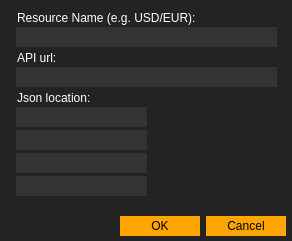
This is configitem.ui in Acria-Network/Acria-Oracle-Node-Qt as Qt 5 draws it before an edit. The edited form follows.
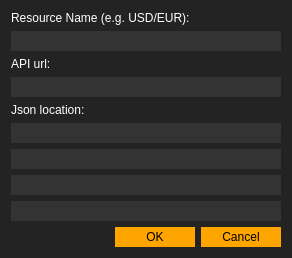
This is the edited form. Icons and pictures are not drawn.

```diff
--- a/configitem.ui
+++ b/configitem.ui
@@ -21,17 +21,153 @@
    <string notr="true">background-color:#232323;
 color:white;</string>
   </property>
-  <widget class="QDialogButtonBox" name="buttonBox_1">
-   <property name="geometry">
-    <rect>
-     <x>25</x>
-     <y>210</y>
-     <width>261</width>
-     <height>32</height>
-    </rect>
-   </property>
-   <property name="styleSheet">
-    <string notr="true">background-color:white;
+  <layout class="QVBoxLayout" name="verticalLayout">
+   <item>
+    <widget class="QLabel" name="label">
+     <property name="text">
+      <string>Resource Name (e.g. USD/EUR):</string>
+     </property>
+     <property name="alignment">
+      <set>Qt::AlignBottom|Qt::AlignLeading|Qt::AlignLeft</set>
+     </property>
+    </widget>
+   </item>
+   <item>
+    <widget class="QLineEdit" name="lineEdit_resource_name">
+     <property name="minimumSize">
+      <size>
+       <width>0</width>
+       <height>20</height>
+      </size>
+     </property>
+     <property name="styleSheet">
+      <string notr="true">background-color:#333333;</string>
+     </property>
+     <property name="frame">
+      <bool>false</bool>
+     </property>
+    </widget>
+   </item>
+   <item>
+    <widget class="QLabel" name="label_2">
+     <property name="text">
+      <string>API url:</string>
+     </property>
+     <property name="alignment">
+      <set>Qt::AlignBottom|Qt::AlignLeading|Qt::AlignLeft</set>
+     </property>
+    </widget>
+   </item>
+   <item>
+    <widget class="QLineEdit" name="lineEdit_2_api_url">
+     <property name="minimumSize">
+      <size>
+       <width>0</width>
+       <height>20</height>
+      </size>
+     </property>
+     <property name="styleSheet">
+      <string notr="true">background-color:#333333;</string>
+     </property>
+     <property name="text">
+      <string/>
+     </property>
+     <property name="frame">
+      <bool>false</bool>
+     </property>
+    </widget>
+   </item>
+   <item>
+    <widget class="QLabel" name="label_3">
+     <property name="text">
+      <string>Json location:</string>
+     </property>
+     <property name="alignment">
+      <set>Qt::AlignBottom|Qt::AlignLeading|Qt::AlignLeft</set>
+     </property>
+    </widget>
+   </item>
+   <item>
+    <widget class="QLineEdit" name="lineEdit_json1">
+     <property name="minimumSize">
+      <size>
+       <width>0</width>
+       <height>20</height>
+      </size>
+     </property>
+     <property name="styleSheet">
+      <string notr="true">background-color:#333333;</string>
+     </property>
+     <property name="frame">
+      <bool>false</bool>
+     </property>
+    </widget>
+   </item>
+   <item>
+    <widget class="QLineEdit" name="lineEdit_json2">
+     <property name="minimumSize">
+      <size>
+       <width>0</width>
+       <height>20</height>
+      </size>
+     </property>
+     <property name="styleSheet">
+      <string notr="true">background-color:#333333;</string>
+     </property>
+     <property name="frame">
+      <bool>false</bool>
+     </property>
+    </widget>
+   </item>
+   <item>
+    <widget class="QLineEdit" name="lineEdit_json3">
+     <property name="minimumSize">
+      <size>
+       <width>0</width>
+       <height>20</height>
+      </size>
+     </property>
+     <property name="styleSheet">
+      <string notr="true">background-color:#333333;</string>
+     </property>
+     <property name="frame">
+      <bool>false</bool>
+     </property>
+    </widget>
+   </item>
+   <item>
+    <widget class="QLineEdit" name="lineEdit_json4">
+     <property name="minimumSize">
+      <size>
+       <width>0</width>
+       <height>20</height>
+      </size>
+     </property>
+     <property name="styleSheet">
+      <string notr="true">background-color:#333333;</string>
+     </property>
+     <property name="frame">
+      <bool>false</bool>
+     </property>
+    </widget>
+   </item>
+   <item>
+    <spacer name="verticalSpacer">
+     <property name="orientation">
+      <enum>Qt::Vertical</enum>
+     </property>
+     <property name="sizeHint" stdset="0">
+      <size>
+       <width>20</width>
+       <height>40</height>
+      </size>
+     </property>
+    </spacer>
+   </item>
+   <item>
+    <widget class="QDialogButtonBox" name="buttonBox_1">
+     <property name="styleSheet">
+      <string notr="true">background-color:white;
 color:black;
 border: none;
 /*padding:30px;*/
@@ -39,152 +175,16 @@
 padding-top:3px;
 padding-bottom:3px;
 background-color:orange;</string>
-   </property>
-   <property name="orientation">
-    <enum>Qt::Horizontal</enum>
-   </property>
-   <property name="standardButtons">
-    <set>QDialogButtonBox::Cancel|QDialogButtonBox::Ok</set>
-   </property>
-  </widget>
-  <widget class="QLineEdit" name="lineEdit_resource_name">
-   <property name="geometry">
-    <rect>
-     <x>16</x>
-     <y>27</y>
-     <width>261</width>
-     <height>20</height>
-    </rect>
-   </property>
-   <property name="styleSheet">
-    <string notr="true">background-color:#333333;</string>
-   </property>
-   <property name="frame">
-    <bool>false</bool>
-   </property>
-  </widget>
-  <widget class="QLabel" name="label">
-   <property name="geometry">
-    <rect>
-     <x>17</x>
-     <y>10</y>
-     <width>181</width>
-     <height>16</height>
-    </rect>
-   </property>
-   <property name="text">
-    <string>Resource Name (e.g. USD/EUR):</string>
-   </property>
-  </widget>
-  <widget class="QLineEdit" name="lineEdit_2_api_url">
-   <property name="geometry">
-    <rect>
-     <x>16</x>
-     <y>67</y>
-     <width>261</width>
-     <height>20</height>
-    </rect>
-   </property>
-   <property name="styleSheet">
-    <string notr="true">background-color:#333333;</string>
-   </property>
-   <property name="text">
-    <string/>
-   </property>
-   <property name="frame">
-    <bool>false</bool>
-   </property>
-  </widget>
-  <widget class="QLabel" name="label_2">
-   <property name="geometry">
-    <rect>
-     <x>17</x>
-     <y>50</y>
-     <width>181</width>
-     <height>16</height>
-    </rect>
-   </property>
-   <property name="text">
-    <string>API url:</string>
-   </property>
-  </widget>
-  <widget class="QLineEdit" name="lineEdit_json1">
-   <property name="geometry">
-    <rect>
-     <x>16</x>
-     <y>107</y>
-     <width>131</width>
-     <height>20</height>
-    </rect>
-   </property>
-   <property name="styleSheet">
-    <string notr="true">background-color:#333333;</string>
-   </property>
-   <property name="frame">
-    <bool>false</bool>
-   </property>
-  </widget>
-  <widget class="QLabel" name="label_3">
-   <property name="geometry">
-    <rect>
-     <x>17</x>
-     <y>90</y>
-     <width>181</width>
-     <height>16</height>
-    </rect>
-   </property>
-   <property name="text">
-    <string>Json location:</string>
-   </property>
-  </widget>
-  <widget class="QLineEdit" name="lineEdit_json2">
-   <property name="geometry">
-    <rect>
-     <x>16</x>
-     <y>130</y>
-     <width>131</width>
-     <height>20</height>
-    </rect>
-   </property>
-   <property name="styleSheet">
-    <string notr="true">background-color:#333333;</string>
-   </property>
-   <property name="frame">
-    <bool>false</bool>
-   </property>
-  </widget>
-  <widget class="QLineEdit" name="lineEdit_json4">
-   <property name="geometry">
-    <rect>
-     <x>16</x>
-     <y>176</y>
-     <width>131</width>
-     <height>20</height>
-    </rect>
-   </property>
-   <property name="styleSheet">
-    <string notr="true">background-color:#333333;</string>
-   </property>
-   <property name="frame">
-    <bool>false</bool>
-   </property>
-  </widget>
-  <widget class="QLineEdit" name="lineEdit_json3">
-   <property name="geometry">
-    <rect>
-     <x>16</x>
-     <y>153</y>
-     <width>131</width>
-     <height>20</height>
-    </rect>
-   </property>
-   <property name="styleSheet">
-    <string notr="true">background-color:#333333;</string>
-   </property>
-   <property name="frame">
-    <bool>false</bool>
-   </property>
-  </widget>
+     </property>
+     <property name="orientation">
+      <enum>Qt::Horizontal</enum>
+     </property>
+     <property name="standardButtons">
+      <set>QDialogButtonBox::Cancel|QDialogButtonBox::Ok</set>
+     </property>
+    </widget>
+   </item>
+  </layout>
  </widget>
  <resources/>
  <connections>
```
